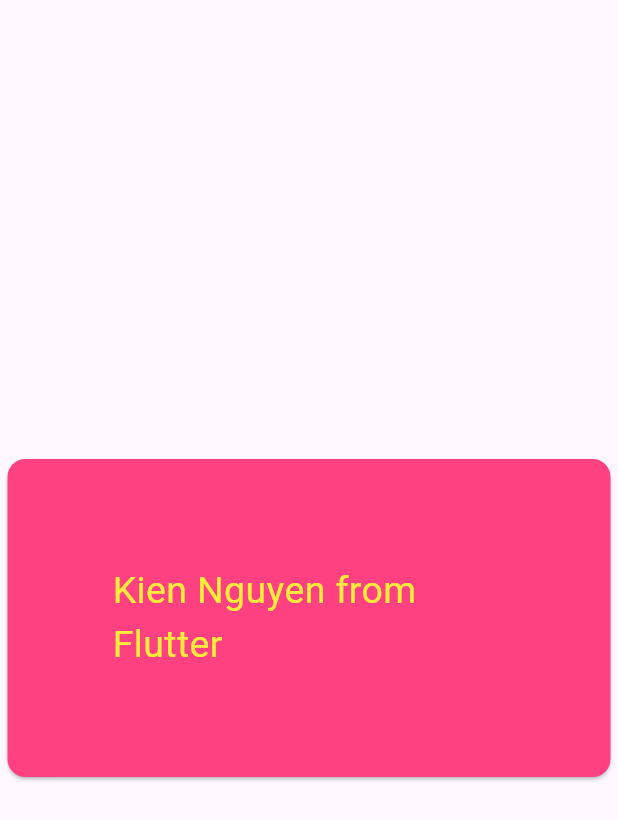
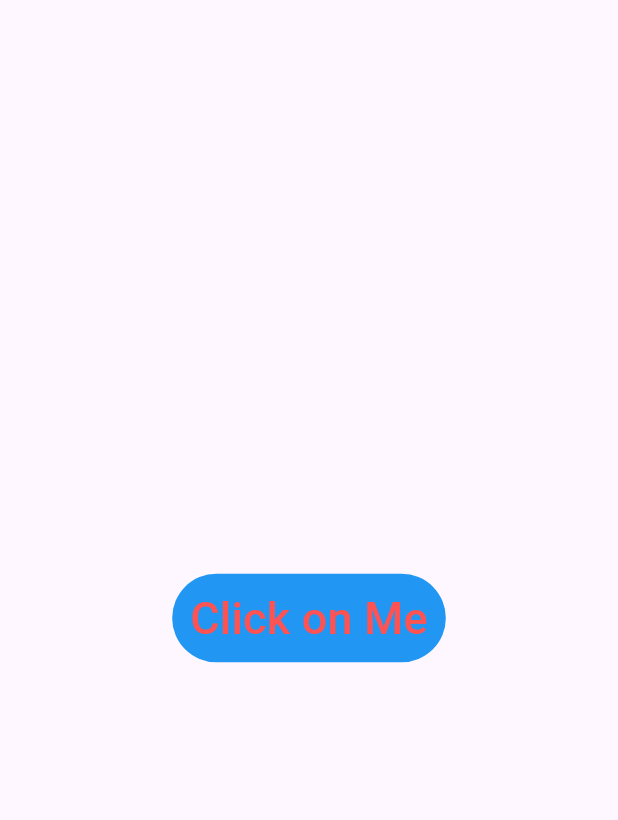
Before and after one commit to KienNguyen2021/flutterStart, a Flutter app: the screen it shows after launch, on a phone screen of 412 x 824 dp. Shown: the top 820 px of the screen. Run offline on Flutter 3.47's test engine with Material 3 defaults, Android fonts, the light colour scheme and no system bars.

Commit message:
container

```diff
--- a/lib/main.dart
+++ b/lib/main.dart
@@ -12,112 +12,74 @@
 
           child: Scaffold(
 
-            // body : Center(child: MyWidget()), // Text in the Center
+             body : Center(child: MyWidget()), // Text in the Center
 
-              //     body:  MyWidget(),   // Text will be displayed on Top
+               // body:  MyWidget()   // Text will be displayed on Top
 
-              body:  Center(child: MyWidget()),
+           //   body:  Center(child: MyWidget()),
 
-                ),
+                )
              ),
-
-
            debugShowCheckedModeBanner:false , // disappear the Flutter at corner of phone
 
            )
          );
     }
 
-// When users have no interaction, no status change, use StatelessWidget
-// When users have interaction, status change, use StatelfullWidget
+
 
 class MyWidget extends StatelessWidget {
-
   // final bool loading;
   //MyWidget(this.loading);
+ // Return const Card :
+// return TextButton
 
-     @override
-     Widget build(BuildContext context) {
+  @override
+  Widget build(BuildContext context) {
 
-       return const Card(
+    // return TextButton
+    // Text
+//Color
+//Size
+//Padding
+//Margin
+//Shade
+//Shadow
+//Border
+//Icon
+//Disable
 
-          color: Colors.pinkAccent,
+  //******************************************************************
 
-          margin: EdgeInsets.all(5.0),    // 5 pexel from left-right margin
+// put cursor before TextButton-----> Select Wrap with Container : to Group
+    return  Container(
 
-         //Padding(
-         //padding: //EdgeInsets.all(40.0),  // after padding automactively
-         // put the cursor after all, show more options
-         // 30 pexel from the text to margin
+      //add Margin here :
+       margin: const  EdgeInsets.all(70),
 
-         // put Ctrl before Text ----> select Wrap With padding
-         child: Padding(
-             //padding: EdgeInsets.all(30.0), // 30 pexel from the text to all sides : right,left,top,bottom
+         child: TextButton(
+           onPressed : (){
 
-          // padding: EdgeInsets.fromLTRB(20.0, 50.0, 30.0,50.0),
+                print('Click text button');
+            },
 
-                //   padding: EdgeInsets.only(left:20.0),   // only left 20 pexel
+          style : TextButton.styleFrom(
+               foregroundColor: Colors.redAccent,
+               backgroundColor: Colors.blue,
+            //  minimumSize: const Size(200, 80),
+             //  padding: const EdgeInsets.all(40),
 
-                padding: EdgeInsets.symmetric(vertical: 70, horizontal: 70),
+              ),
 
-           child: Text('Kien Nguyen from Flutter',
-             style: TextStyle(
-               fontSize: 25,
-               color: Colors.yellow,
-             ),
+          child: const Text('Click on Me',
 
-           ),
-         ),
-       );
+                style: TextStyle(
+
+                         fontSize: 30 ),
+
+          )),
+    );
 
      }
 
   }
-
-    // TODO: implement build
-   //return loading ? const CircularProgressIndicator() : const Text('State');
-
-    // put Const before Text, because Text is unchanged
-
-    // return const Text(
-    //    'I am Flutter, Hi everybody !',
-
-      //textDirection: TextDirection.rtl,   // right to left
-
-      //style: TextStyle(fontWeight: FontWeight.bold ),
-
-      //textAlign: TextAlign.justify,     // both side equal
-
-  // maxLines: 12,     // appear in 3 lines only
-
-      //overflow: TextOverflow.clip,
-    //  overflow: TextOverflow.ellipsis,   // if text is long, appear ...
-
-      // overflow: TextOverflow.ellipsis.fade : to fade Text
-
-     // textScaleFactor: 2.5,  // Text is bigger to 2.5
-
-    //  style: TextStyle(
-      //    fontSize: 30,       // unit is pexel
-        //color: Colors.purpleAccent,
-        //  color: Color.fromARGB(255, 255, 7, 0),
-
-        //color: Colors.black,
-       //   backgroundColor: Colors.green,
-         // fontStyle: FontStyle.italic,
-
-        //  fontFamily: 'AutumnFlowers-9YVZK',
-
-       //   wordSpacing: 10,   // worunit is pixel
-        //  letterSpacing :2,
-
-      //    decoration: TextDecoration.underline, // underline
-
-
-        // ),
-
-    //);
-
-  //}
-
-//}
```
